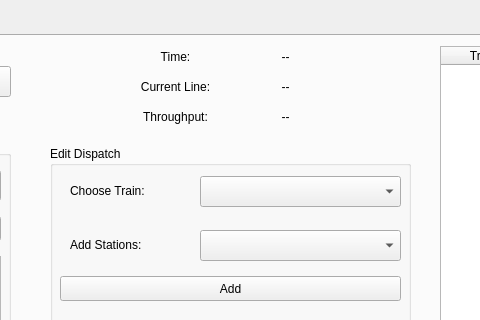
Before: the Qt Designer form CTC_App/Iteration3/CTC.ui in YKMorsy/Team_X_ECE_1140, drawn with Qt 5; both pictures show x 382 to 862 and y 0 to 320 of the 1156 by 651 pixel window.
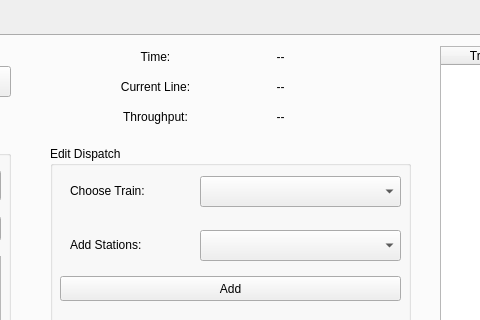
After: the same form once the commit is applied. The open tabs and pages were chosen to show the change.

The edit to the form file:
```diff
--- a/CTC_App/Iteration3/CTC.ui
+++ b/CTC_App/Iteration3/CTC.ui
@@ -167,7 +167,7 @@
     <widget class="QLabel" name="throughputLabel">
      <property name="geometry">
       <rect>
-       <x>500</x>
+       <x>480</x>
        <y>60</y>
        <width>91</width>
        <height>41</height>
@@ -183,9 +183,9 @@
     <widget class="QLabel" name="throughPutValue">
      <property name="geometry">
       <rect>
-       <x>610</x>
+       <x>600</x>
        <y>60</y>
-       <width>91</width>
+       <width>101</width>
        <height>41</height>
       </rect>
      </property>
@@ -201,7 +201,7 @@
       <rect>
        <x>600</x>
        <y>30</y>
-       <width>111</width>
+       <width>101</width>
        <height>41</height>
       </rect>
      </property>
@@ -215,7 +215,7 @@
     <widget class="QLabel" name="currentLineLabel">
      <property name="geometry">
       <rect>
-       <x>500</x>
+       <x>480</x>
        <y>30</y>
        <width>91</width>
        <height>41</height>
@@ -605,7 +605,7 @@
     <widget class="QLabel" name="timeLabel">
      <property name="geometry">
       <rect>
-       <x>500</x>
+       <x>480</x>
        <y>0</y>
        <width>91</width>
        <height>41</height>
@@ -621,9 +621,9 @@
     <widget class="QLabel" name="timeValue">
      <property name="geometry">
       <rect>
-       <x>570</x>
+       <x>560</x>
        <y>0</y>
-       <width>171</width>
+       <width>181</width>
        <height>41</height>
       </rect>
      </property>
```
Left out of the diff: 30 changed lines with no effect on the pictures.
